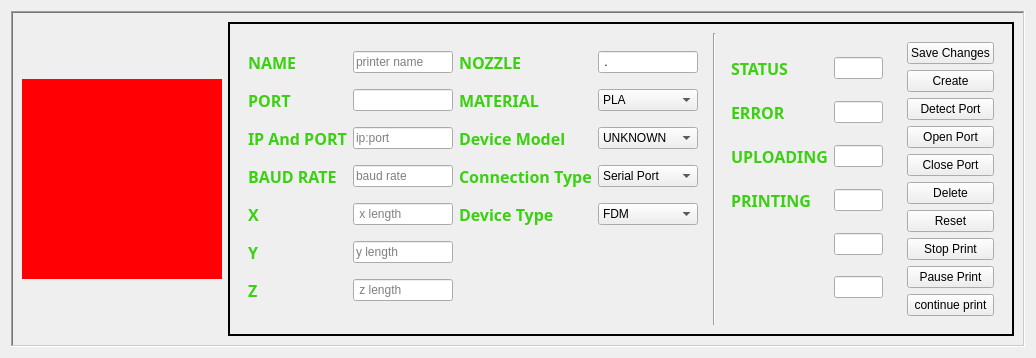
Qt form ui/devicewidget.ui (malabdali/3dPrintersManager) before a commit.
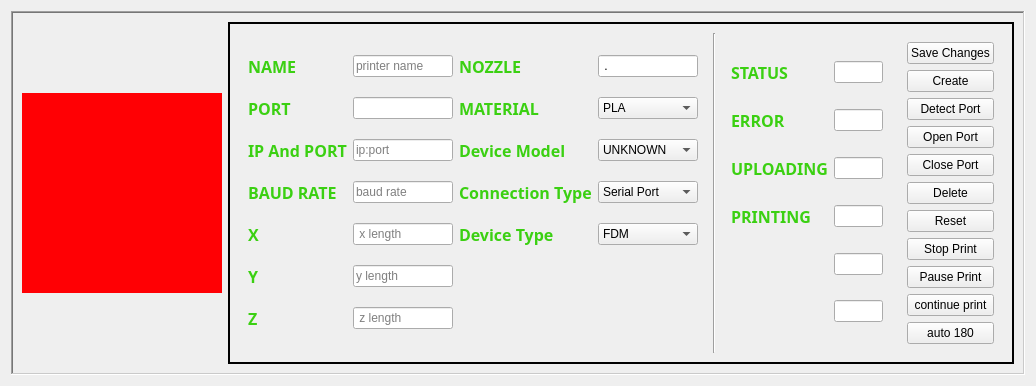
The same form after that commit. Icons and pictures are not drawn.

Commit message: add usefull buttons

Patch:
```diff
--- a/ui/devicewidget.ui
+++ b/ui/devicewidget.ui
@@ -1044,6 +1044,16 @@
               </property>
              </widget>
             </item>
+            <item>
+             <widget class="QPushButton" name="_on_off_button">
+              <property name="text">
+               <string>auto 180</string>
+              </property>
+              <property name="checkable">
+               <bool>true</bool>
+              </property>
+             </widget>
+            </item>
            </layout>
           </widget>
          </item>
```
The commit also changes 16 other files.
